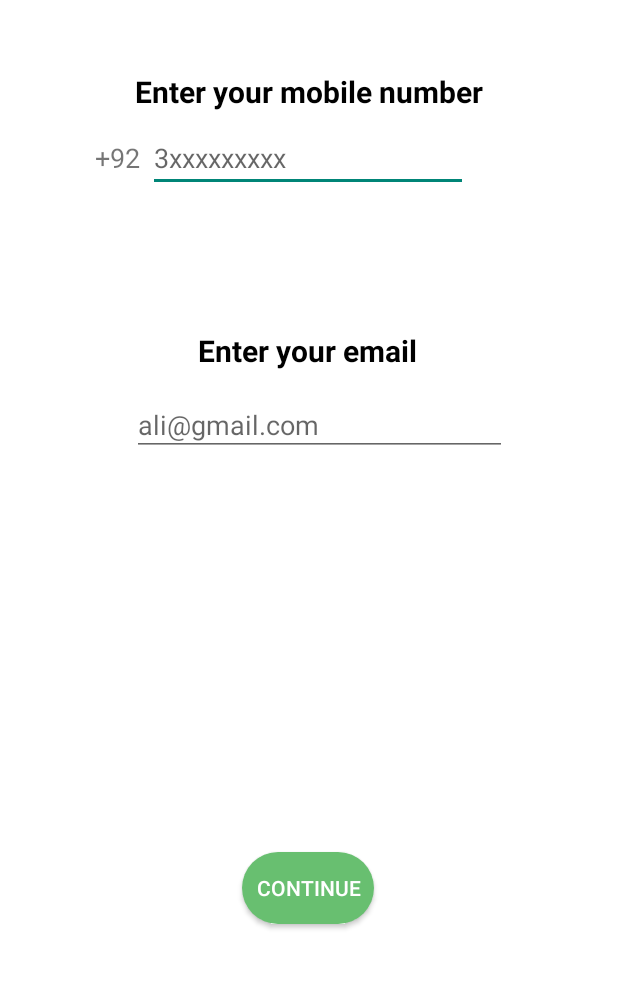
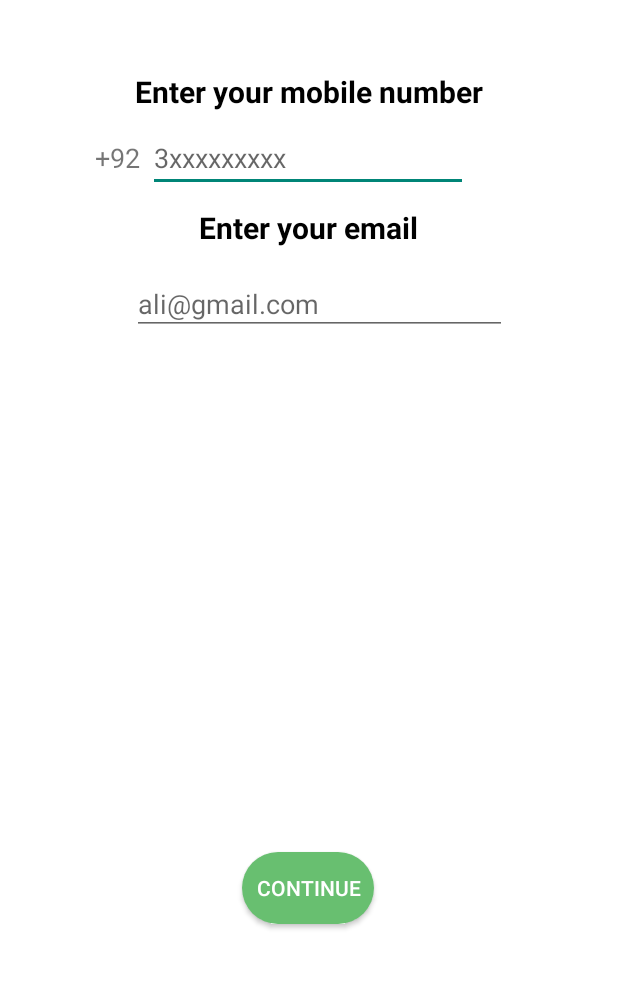
Before and after one commit to zeptodan/MyNutrition, an Android app: the PhoneNumber_F screen opened directly, with no data from a screen before it, on a phone screen of 412 x 824 dp, the part 207-1196 px from its top. Run offline under Robolectric (Android 15) with nearby library versions, the phone set to English and light mode, and no system bars.

Commit message:
Username sa Email

```diff
--- a/app/src/main/res/layout/fragment_phone_number_f.xml
+++ b/app/src/main/res/layout/fragment_phone_number_f.xml
@@ -52,20 +52,21 @@
         android:id="@+id/textView9"
         android:layout_width="wrap_content"
         android:layout_height="wrap_content"
-        android:layout_marginTop="220dp"
+        android:layout_marginTop="10dp"
         android:text="Enter your email"
         android:textColor="@color/black"
         android:textSize="20sp"
         android:textStyle="bold"
         app:layout_constraintEnd_toEndOf="parent"
-        app:layout_constraintHorizontal_bias="0.497"
+        app:layout_constraintHorizontal_bias="0.498"
         app:layout_constraintStart_toStartOf="parent"
-        app:layout_constraintTop_toTopOf="parent" />
+        app:layout_constraintTop_toBottomOf="@+id/mobileNumber" />
 
     <com.google.android.material.textfield.TextInputLayout
 
         android:layout_width="250dp"
         android:layout_height="50dp"
+        android:layout_marginTop="8dp"
         android:clickable="false"
         android:ems="10"
         app:layout_constraintBottom_toBottomOf="parent"
@@ -73,7 +74,7 @@
         app:layout_constraintHorizontal_bias="0.546"
         app:layout_constraintStart_toStartOf="parent"
         app:layout_constraintTop_toBottomOf="@+id/textView9"
-        app:layout_constraintVertical_bias="0.046">
+        app:layout_constraintVertical_bias="0.0">
 
         <com.google.android.material.textfield.TextInputEditText
             android:id="@+id/newUsername"
```
